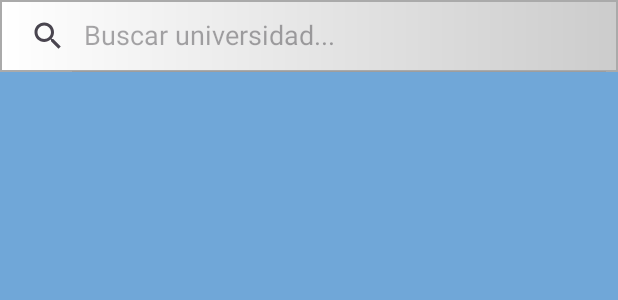
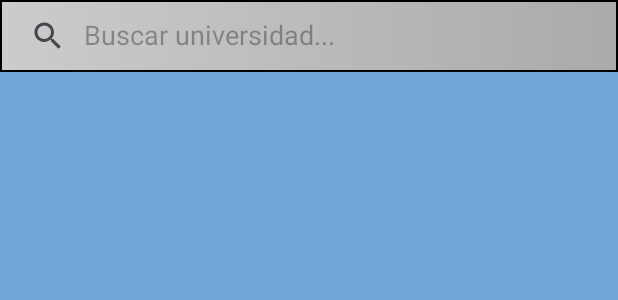
Before and after one commit to tommyprHub/UniversidadesArgentinaApi, an Android app: the layout activity_main.xml on its own in the app's theme, with its tools: preview values and no code run, on a phone screen of 412 x 824 dp. Shown: the top 300 px of the screen. Run offline under Robolectric (Android 15) with nearby library versions, the phone set to English and light mode, and no system bars; network calls fail.

```diff
--- a/app/src/main/res/drawable/custom_search_view_background.xml
+++ b/app/src/main/res/drawable/custom_search_view_background.xml
@@ -1,8 +1,8 @@
 <shape xmlns:android="http://schemas.android.com/apk/res/android">
     <gradient
-        android:startColor="@android:color/white"
-        android:endColor="@color/grisClaro" />
+        android:startColor="@color/grisClaro"
+        android:endColor="@android:color/darker_gray" />
     <stroke
-        android:color="@android:color/darker_gray"
+        android:color="@android:color/black"
         android:width="1dp" />
 </shape>
--- a/app/src/main/res/drawable/splash_screen.xml
+++ b/app/src/main/res/drawable/splash_screen.xml
@@ -1,6 +1,6 @@
 <?xml version="1.0" encoding="utf-8"?>
 <layer-list xmlns:android="http://schemas.android.com/apk/res/android">
-    <item android:drawable="@color/black"/>
+    <item android:drawable="@color/azulArg"/>
 
     <item>
         <bitmap
```
